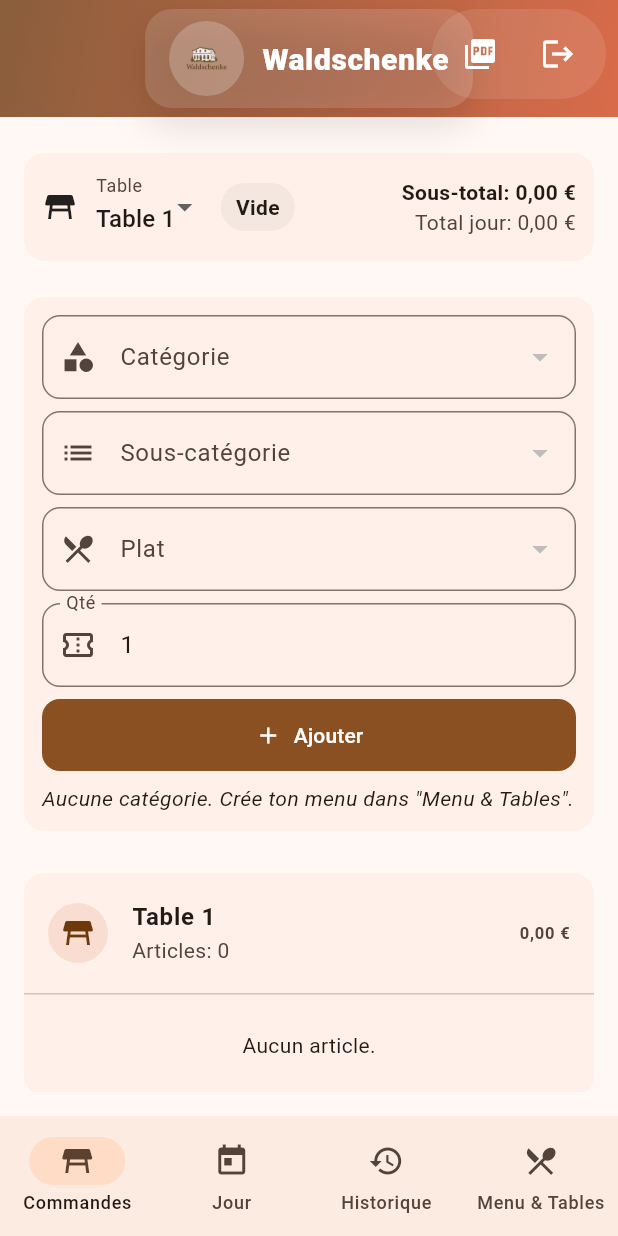
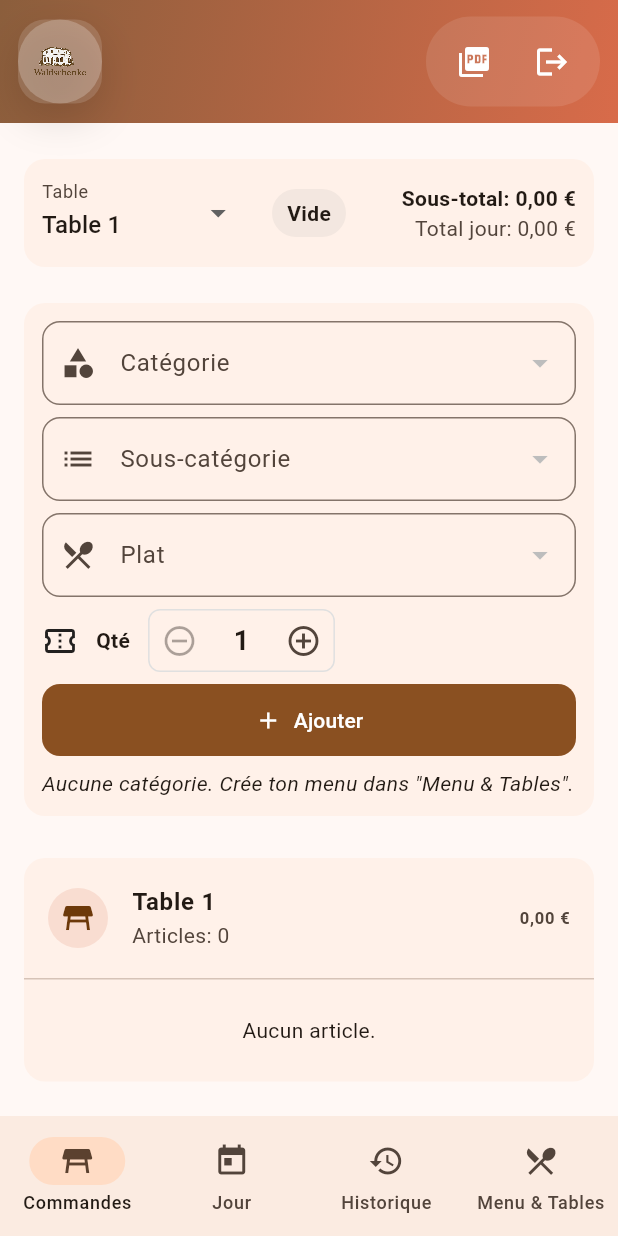
Before and after one commit to redass12/restaurant_bill_app, a Flutter app: the screen it shows once a user with an empty profile is signed in, after a tap on "Enregistrer", on a phone screen of 412 x 824 dp. Run offline on Flutter 3.47's test engine with Material 3 defaults, Android fonts, the phone set to English and light mode, and no system bars; our stand-ins replace animate_do, cloud_firestore, firebase_auth, firebase_core, pdf, printing; accounts and stored records are empty; statements that could not run were skipped.

Commit message:
modify layout - logo

```diff
--- a/lib/main.dart
+++ b/lib/main.dart
@@ -17,7 +17,6 @@ import 'package:pdf/pdf.dart' as pdf;
 import 'package:printing/printing.dart';
 import 'dart:ui' as ui;
 import 'package:flutter/foundation.dart' show kIsWeb;
-
 
 import 'screens/login_screen.dart';
 
@@ -454,7 +453,6 @@ class RestaurantState extends ChangeNotifier {
           for (final m in rawItems) {
             // Cast each list element to a proper typed map
 
-
             final itemMap = (m as Map).cast<String, dynamic>();
 
             items.add(
@@ -467,7 +465,6 @@ class RestaurantState extends ChangeNotifier {
                 quantity: _toInt(itemMap['qty']),
               ),
             );
-
           }
 
           if (tableNo > 0)
@@ -1012,8 +1009,6 @@ class RestaurantState extends ChangeNotifier {
     }
   }
 
-
-
   /// Supprime une collection par pages (évite la limite 500 opérations/batch).
   Future<void> _deleteCollectionPaged(
     CollectionReference<Map<String, dynamic>> col, {
@@ -1222,7 +1217,6 @@ class RestaurantState extends ChangeNotifier {
     }
   }
 
-
   // ---------- Minuit ----------
   void _scheduleMidnightTick() {
     _midnightTimer?.cancel();
@@ -1397,7 +1391,6 @@ class _RootScreenState extends State<RootScreen> {
         child: Column(
           children: [
             // Uncomment if you want the global error banner again:
-
             Expanded(child: _pages[_index]),
           ],
         ),
@@ -1438,14 +1431,11 @@ class _OrdersSinglePageState extends State<OrdersSinglePage> {
   String? _catId;
   String? _subId;
   Dish? _dish;
-  final _qtyCtl = TextEditingController(text: '1');
+
+  // ✅ plus de TextEditingController pour la quantité
+  int qty = 1;
+
   final _formKey = GlobalKey<FormState>();
-
-  @override
-  void dispose() {
-    _qtyCtl.dispose();
-    super.dispose();
-  }
 
   @override
   Widget build(BuildContext context) {
@@ -1468,30 +1458,27 @@ class _OrdersSinglePageState extends State<OrdersSinglePage> {
 
     final theme = Theme.of(context);
 
-    // ===== Keyboard-safe, scrollable page body =====
     return Padding(
       padding: const EdgeInsets.all(16),
       child: SingleChildScrollView(
-        // Add bottom padding equal to keyboard height so buttons stay visible
         padding: EdgeInsets.only(
           bottom: MediaQuery.of(context).viewInsets.bottom + 8,
         ),
         child: ConstrainedBox(
-          // Ensure the content can still fill the screen when keyboard is hidden
           constraints: BoxConstraints(
             minHeight: MediaQuery.of(context).size.height - kToolbarHeight,
           ),
           child: Column(
             children: [
-              // Table selector + totals
+              // ===== Entête : Sélecteur de table (gauche), Statut centré, Totaux (droite)
               Card(
                 child: Padding(
                   padding: const EdgeInsets.all(12),
                   child: Row(
                     children: [
-                      const Icon(Icons.table_restaurant),
-                      const SizedBox(width: 12),
+                      // LEFT: Table selector
                       Expanded(
+                        flex: 4,
                         child: DropdownButtonFormField<int>(
                           value: table.tableNumber,
                           decoration: const InputDecoration(
@@ -1512,20 +1499,23 @@ class _OrdersSinglePageState extends State<OrdersSinglePage> {
                             final idx = state.tables.indexWhere(
                               (t) => t.tableNumber == v,
                             );
-                            if (idx >= 0)
-                              setState(() => _selectedTableIndex = idx);
-                          },
-                        ),
-                      ),
-                      const SizedBox(width: 12),
-                      Container(
+                            if (idx >= 0) setState(() => _selectedTableIndex = idx);
+                          },
+                        ),
+                      ),
+
+                      // CENTER: Status chip
+                      Expanded(
+                        flex: 3,
+                        child: Align(
+                          alignment: Alignment.center,
+                          child: Container(
                             padding: const EdgeInsets.symmetric(
                               horizontal: 10,
                               vertical: 6,
                             ),
                             decoration: BoxDecoration(
-                          color:
-                              (table.items.isNotEmpty
+                              color: (table.items.isNotEmpty
                                       ? Colors.green
                                       : Colors.grey)
                                   .withOpacity(0.12),
@@ -1536,8 +1526,13 @@ class _OrdersSinglePageState extends State<OrdersSinglePage> {
                               style: const TextStyle(fontWeight: FontWeight.w600),
                             ),
                           ),
-                      const Spacer(),
-                      Column(
+                        ),
+                      ),
+
+                      // RIGHT: Totals
+                      Expanded(
+                        flex: 4,
+                        child: Column(
                           crossAxisAlignment: CrossAxisAlignment.end,
                           children: [
                             Text(
@@ -1552,6 +1547,7 @@ class _OrdersSinglePageState extends State<OrdersSinglePage> {
                             ),
                           ],
                         ),
+                      ),
                     ],
                   ),
                 ),
@@ -1559,7 +1555,7 @@ class _OrdersSinglePageState extends State<OrdersSinglePage> {
 
               const SizedBox(height: 8),
 
-              // Add line: Category -> Sub -> Dish -> Qty (responsive)
+              // ===== Ajout d’article : Cat -> Sub -> Dish -> Qté(stepper)
               Card(
                 child: Padding(
                   padding: const EdgeInsets.all(12),
@@ -1579,7 +1575,7 @@ class _OrdersSinglePageState extends State<OrdersSinglePage> {
 
                         const SizedBox(height: 8),
 
-                        // Helpful hints
+                        // Hints
                         if (categories.isEmpty)
                           const Align(
                             alignment: Alignment.centerLeft,
@@ -1593,9 +1589,7 @@ class _OrdersSinglePageState extends State<OrdersSinglePage> {
                             alignment: Alignment.centerLeft,
                             child: Text(
                               'La catégorie "${selectedCat.name}" est vide. Ajoute au moins une sous-catégorie.',
-                              style: TextStyle(
-                                color: theme.colorScheme.secondary,
-                              ),
+                              style: TextStyle(color: Colors.orange),
                             ),
                           )
                         else if (selectedSub != null && dishes.isEmpty)
@@ -1603,9 +1597,7 @@ class _OrdersSinglePageState extends State<OrdersSinglePage> {
                             alignment: Alignment.centerLeft,
                             child: Text(
                               'La sous-catégorie "${selectedSub.name}" ne contient aucun plat.',
-                              style: TextStyle(
-                                color: theme.colorScheme.secondary,
-                              ),
+                              style: TextStyle(color: Colors.orange),
                             ),
                           ),
                       ],
@@ -1616,7 +1608,7 @@ class _OrdersSinglePageState extends State<OrdersSinglePage> {
 
               const SizedBox(height: 12),
 
-              // Orders list (still scrolls within the page scroll)
+              // ===== Liste des articles de la table
               Card(
                 child: Column(
                   children: [
@@ -1636,7 +1628,6 @@ class _OrdersSinglePageState extends State<OrdersSinglePage> {
                       ),
                     ),
                     const Divider(height: 1),
-                    // Use shrinkWrap + disable internal scrolling so the outer SingleChildScrollView handles it
                     if (table.items.isEmpty)
                       const Padding(
                         padding: EdgeInsets.symmetric(vertical: 24),
@@ -1661,21 +1652,16 @@ class _OrdersSinglePageState extends State<OrdersSinglePage> {
                                   dish: it.dish,
                                   quantity: it.quantity,
                                 );
-                                context.read<RestaurantState>().removeItem(
-                                  table.tableNumber,
-                                  it.dish,
-                                );
+                                context
+                                    .read<RestaurantState>()
+                                    .removeItem(table.tableNumber, it.dish);
                                 ScaffoldMessenger.of(context).showSnackBar(
                                   SnackBar(
-                                    content: Text(
-                                      'Supprimé ${removed.dish.name}',
-                                    ),
+                                    content: Text('Supprimé ${removed.dish.name}'),
                                     action: SnackBarAction(
                                       label: 'Annuler',
                                       onPressed: () {
-                                        context
-                                            .read<RestaurantState>()
-                                            .addDishToTable(
+                                        context.read<RestaurantState>().addDishToTable(
                                               table.tableNumber,
                                               removed.dish,
                                               quantity: removed.quantity,
@@ -1688,13 +1674,10 @@ class _OrdersSinglePageState extends State<OrdersSinglePage> {
                                 context.showError('Suppression impossible.');
                               }
                             },
-
                             child: ListTile(
                               title: Text(
                                 it.dish.name,
-                                style: const TextStyle(
-                                  fontWeight: FontWeight.w600,
-                                ),
+                                style: const TextStyle(fontWeight: FontWeight.w600),
                               ),
                               subtitle: Text('${_fmt(it.dish.price)} / unité'),
                               trailing: ConstrainedBox(
@@ -1713,9 +1696,7 @@ class _OrdersSinglePageState extends State<OrdersSinglePage> {
                                             it.dish,
                                             it.quantity - 1,
                                           ),
-                                      icon: const Icon(
-                                        Icons.remove_circle_outline,
-                                      ),
+                                      icon: const Icon(Icons.remove_circle_outline),
                                     ),
                                     SizedBox(
                                       width: 32,
@@ -1723,8 +1704,7 @@ class _OrdersSinglePageState extends State<OrdersSinglePage> {
                                         child: Text(
                                           '${it.quantity}',
                                           style: const TextStyle(
-                                            fontWeight: FontWeight.w700,
-                                          ),
+                                              fontWeight: FontWeight.w700),
                                         ),
                                       ),
                                     ),
@@ -1737,9 +1717,7 @@ class _OrdersSinglePageState extends State<OrdersSinglePage> {
                                             it.dish,
                                             it.quantity + 1,
                                           ),
-                                      icon: const Icon(
-                                        Icons.add_circle_outline,
-                                      ),
+                                      icon: const Icon(Icons.add_circle_outline),
                                     ),
                                     const SizedBox(width: 6),
                                     Flexible(
@@ -1761,16 +1739,16 @@ class _OrdersSinglePageState extends State<OrdersSinglePage> {
 
               const SizedBox(height: 10),
 
-              // Actions + PDF
+              // ===== Actions + PDF
               Row(
                 children: [
                   Expanded(
                     child: OutlinedButton.icon(
                       onPressed: table.items.isEmpty
                           ? null
-                          : () => context.read<RestaurantState>().clearTable(
-                              table.tableNumber,
-                            ),
+                          : () => context
+                              .read<RestaurantState>()
+                              .clearTable(table.tableNumber),
                       icon: const Icon(Icons.clear_all),
                       label: const Text('Vider la table'),
                     ),
@@ -1815,7 +1793,7 @@ class _OrdersSinglePageState extends State<OrdersSinglePage> {
     );
   }
 
-  // ---------- Responsive Add-Line Controls (phone = column, desktop = row)
+  // ---------- Ligne d’ajout (Cat/Sub/Dish + Qté stepper + Ajouter)
   Widget _buildAddLineControls(
     BuildContext context,
     List<MenuCategory> categories,
@@ -1827,7 +1805,6 @@ class _OrdersSinglePageState extends State<OrdersSinglePage> {
   ) {
     final isPhone = MediaQuery.of(context).size.width < 600;
 
-    // Build fields once so we can reuse in Row/Column
     final categoryField = DropdownButtonFormField<String>(
       value: _catId,
       isExpanded: true,
@@ -1868,7 +1845,7 @@ class _OrdersSinglePageState extends State<OrdersSinglePage> {
             },
       validator: (_) {
         if (selectedCat == null) return 'Choisir';
-        if (subcats.isEmpty) return null; // allow empty; warn below
+        if (subcats.isEmpty) return null;
         return (_subId == null || _subId!.isEmpty) ? 'Choisir' : null;
       },
     );
@@ -1905,26 +1882,48 @@ class _OrdersSinglePageState extends State<OrdersSinglePage> {
       },
     );
 
-    final qtyField = SizedBox(
-      width: isPhone ? double.infinity : 80,
-      child: TextFormField(
-        controller: _qtyCtl,
-        decoration: const InputDecoration(
-          labelText: 'Qté',
-          prefixIcon: Icon(Icons.confirmation_number_outlined),
-        ),
-        keyboardType: const TextInputType.numberWithOptions(
-          signed: false,
-          decimal: false,
-        ),
-        inputFormatters: [FilteringTextInputFormatter.digitsOnly],
-        textAlign: isPhone ? TextAlign.start : TextAlign.center,
-        validator: (v) {
-          final n = int.tryParse(v ?? '');
-          if (n == null || n <= 0) return '1+';
-          return null;
-        },
-      ),
+    // ✅ Qté stepper (à la place du TextFormField)
+    final qtyStepper = Row(
+      children: [
+        const Icon(Icons.confirmation_number_outlined),
+        const SizedBox(width: 12),
+        const Text(
+          'Qté',
+          style: TextStyle(fontWeight: FontWeight.w600),
+        ),
+        const SizedBox(width: 12),
+        Container(
+          decoration: BoxDecoration(
+            border: Border.all(color: Colors.grey.shade300),
+            borderRadius: BorderRadius.circular(8),
+          ),
+          child: Row(
+            mainAxisSize: MainAxisSize.min,
+            children: [
+              IconButton(
+                visualDensity: VisualDensity.compact,
+                icon: const Icon(Icons.remove_circle_outline),
+                onPressed: qty > 1 ? () => setState(() => qty--) : null,
+              ),
+              Padding(
+                padding: const EdgeInsets.symmetric(horizontal: 16),
+                child: Text(
+                  '$qty',
+                  style: const TextStyle(
+                    fontSize: 18,
+                    fontWeight: FontWeight.bold,
+                  ),
+                ),
+              ),
+              IconButton(
+                visualDensity: VisualDensity.compact,
+                icon: const Icon(Icons.add_circle_outline),
+                onPressed: () => setState(() => qty++),
+              ),
+            ],
+          ),
+        ),
+      ],
     );
 
     final addBtn = FilledButton.icon(
@@ -1935,7 +1934,7 @@ class _OrdersSinglePageState extends State<OrdersSinglePage> {
         }
         if (subcats.isEmpty) {
           context.showError(
-            'La catégorie "${selectedCat!.name}" n’a pas de sous-catégorie. Ajoute-en dans "Menu & Tables".',
+            'La catégorie "${selectedCat.name}" n’a pas de sous-catégorie. Ajoute-en dans "Menu & Tables".',
           );
           return;
         }
@@ -1945,7 +1944,7 @@ class _OrdersSinglePageState extends State<OrdersSinglePage> {
         }
         if (dishes.isEmpty) {
           context.showError(
-            'La sous-catégorie "${selectedSub!.name}" n’a pas de plat. Ajoute des plats dans "Menu & Tables".',
+            'La sous-catégorie "${selectedSub.name}" n’a pas de plat. Ajoute des plats dans "Menu & Tables".',
           );
           return;
         }
@@ -1953,16 +1952,14 @@ class _OrdersSinglePageState extends State<OrdersSinglePage> {
           context.showError('Choisis un plat.');
           return;
         }
-        if (!_formKey.currentState!.validate()) return;
-
-        final qty = int.tryParse(_qtyCtl.text.trim()) ?? 1;
+        // plus de validation de champ quantité — c’est un entier contrôlé
         try {
           context.read<RestaurantState>().addDishToTable(
                 state.tables[_selectedTableIndex].tableNumber,
                 _dish!,
                 quantity: qty,
               );
-          setState(() => _qtyCtl.text = '1');
+          setState(() => qty = 1); // reset si tu veux
           ScaffoldMessenger.of(context).showSnackBar(
             SnackBar(content: Text('Ajouté: ${_dish!.name} ×$qty')),
           );
@@ -1974,7 +1971,7 @@ class _OrdersSinglePageState extends State<OrdersSinglePage> {
       label: const Text('Ajouter'),
     );
 
-    // Layout: Column on phones, Row on larger screens
+    // Layout responsive
     if (isPhone) {
       return Column(
         crossAxisAlignment: CrossAxisAlignment.stretch,
@@ -1985,7 +1982,7 @@ class _OrdersSinglePageState extends State<OrdersSinglePage> {
           const SizedBox(height: 8),
           dishField,
           const SizedBox(height: 8),
-          qtyField,
+          qtyStepper,
           const SizedBox(height: 8),
           addBtn,
         ],
@@ -1999,7 +1996,11 @@ class _OrdersSinglePageState extends State<OrdersSinglePage> {
           const SizedBox(width: 8),
           Expanded(flex: 4, child: dishField),
           const SizedBox(width: 8),
-          SizedBox(width: 80, child: qtyField),
+          // stepper prend une largeur fixe lisible
+          ConstrainedBox(
+            constraints: const BoxConstraints(minWidth: 160),
+            child: qtyStepper,
+          ),
           const SizedBox(width: 8),
           addBtn,
         ],
@@ -2007,6 +2008,7 @@ class _OrdersSinglePageState extends State<OrdersSinglePage> {
     }
   }
 }
+
 
 // Swipe bg
 class _SwipeBg extends StatelessWidget {
@@ -2074,7 +2076,6 @@ class DailyScreen extends StatelessWidget {
               child: Column(
                 crossAxisAlignment: CrossAxisAlignment.stretch,
                 children: [
-
                   // Ton UI responsive inchangée
                   LayoutBuilder(
                     builder: (context, constraints) {
@@ -3096,7 +3097,6 @@ extension FirstWhereNullExt<E> on Iterable<E> {
   }
 }
 
-
 int _toInt(dynamic v) {
   if (v is num) return v.toInt();
   if (v is String) return int.tryParse(v) ?? 0;
--- a/lib/widgets/fancy_brand_bar.dart
+++ b/lib/widgets/fancy_brand_bar.dart
@@ -1,13 +1,20 @@
 import 'package:flutter/material.dart';
 
-// Réutilise tes couleurs _seed / _accent (ou remplace par tes Color)
+// Ton thème
 const _seed = Color(0xFF8B5E3C);
 const _accent = Color(0xFFD86B4A);
 
 class FancyBrandBar extends StatelessWidget implements PreferredSizeWidget {
   final List<Widget> actions;
   final double? height;
-  const FancyBrandBar({super.key, this.actions = const [], this.height});
+  // optionnel: permets de forcer une taille
+  final double? logoSize;
+  const FancyBrandBar({
+    super.key,
+    this.actions = const [],
+    this.height,
+    this.logoSize,
+  });
 
   @override
   Size get preferredSize => Size.fromHeight(height ?? 88);
@@ -15,7 +22,10 @@ class FancyBrandBar extends StatelessWidget implements PreferredSizeWidget {
   @override
   Widget build(BuildContext context) {
     final isPhone = MediaQuery.of(context).size.width < 600;
-    final h = height ?? (isPhone ? 78.0 : 88.0);
+    final h = height ?? (isPhone ? 82.0 : 92.0);
+
+    // 👇 logo plus grand
+    final double _logoSize = logoSize ?? (isPhone ? 44 : 58);
 
     return Container(
       height: h + MediaQuery.of(context).padding.top,
@@ -28,12 +38,13 @@ class FancyBrandBar extends StatelessWidget implements PreferredSizeWidget {
       ),
       child: SafeArea(
         bottom: false,
-        child: Stack(
+        child: Padding(
+          padding: const EdgeInsets.symmetric(horizontal: 12, vertical: 6),
+          child: Row(
             children: [
-            // Bloc central marque (logo + nom)
-            Center(
-              child: Container(
-                padding: const EdgeInsets.symmetric(horizontal: 16, vertical: 8),
+              // -------- LEFT: ONLY the logo (bigger)
+              Tooltip(message: 'Waldschenke'),
+              Container(
                 decoration: BoxDecoration(
                   color: Colors.white.withOpacity(0.14),
                   borderRadius: BorderRadius.circular(18),
@@ -45,60 +56,48 @@ class FancyBrandBar extends StatelessWidget implements PreferredSizeWidget {
                     ),
                   ],
                 ),
-                child: Row(
-                  mainAxisSize: MainAxisSize.min,
-                  children: [
-                    // pastille logo
-                    Container(
-                      padding: const EdgeInsets.all(8),
+                // on réduit la padding pour laisser plus de place à l'image
+                child: Container(
+                  padding: EdgeInsets.all(isPhone ? 6 : 8),
                   decoration: BoxDecoration(
                     color: Colors.white.withOpacity(0.22),
                     shape: BoxShape.circle,
                   ),
+                  child: SizedBox(
+                    width: _logoSize,
+                    height: _logoSize,
                     child: Image.asset(
                       'assets/logo.png',
-                        height: isPhone ? 34 : 40,  // <<< icône bien grande
                       fit: BoxFit.contain,
+                      filterQuality: FilterQuality.high,
                     ),
                   ),
-                    const SizedBox(width: 12),
-                    Text(
-                      'Waldschenke',
-                      style: Theme.of(context).textTheme.titleLarge?.copyWith(
-                        color: Colors.white,
-                        fontWeight: FontWeight.w800,
-                        fontSize: isPhone ? 20 : 24,
-                        letterSpacing: 0.4,
+                ),
+              ),
+
+              const Spacer(),
+
+              // -------- RIGHT: Actions (PDF, logout…)
+              if (actions.isNotEmpty)
+                Container(
+                  padding:
+                      const EdgeInsets.symmetric(horizontal: 6, vertical: 6),
+                  decoration: BoxDecoration(
+                    color: Colors.white.withOpacity(0.10),
+                    borderRadius: BorderRadius.circular(999),
+                  ),
+                  child: Row(
+                    mainAxisSize: MainAxisSize.min,
+                    children: actions
+                        .map((w) =>
+                            Padding(padding: const EdgeInsets.symmetric(horizontal: 2), child: w))
+                        .toList(),
                   ),
                 ),
             ],
           ),
         ),
       ),
-
-            // Actions en pastille à droite (PDF, logout…)
-            Positioned(
-              right: 8,
-              top: 6,
-              child: Container(
-                padding: const EdgeInsets.symmetric(horizontal: 6, vertical: 6),
-                decoration: BoxDecoration(
-                  color: Colors.white.withOpacity(0.10),
-                  borderRadius: BorderRadius.circular(999),
-                ),
-                child: Row(
-                  children: actions
-                      .map((w) => Padding(
-                            padding: const EdgeInsets.symmetric(horizontal: 2),
-                            child: w,
-                          ))
-                      .toList(),
-                ),
-              ),
-            ),
-          ],
-        ),
-      ),
     );
   }
 }
```
Lines whose indentation alone changed are shown as unchanged.
